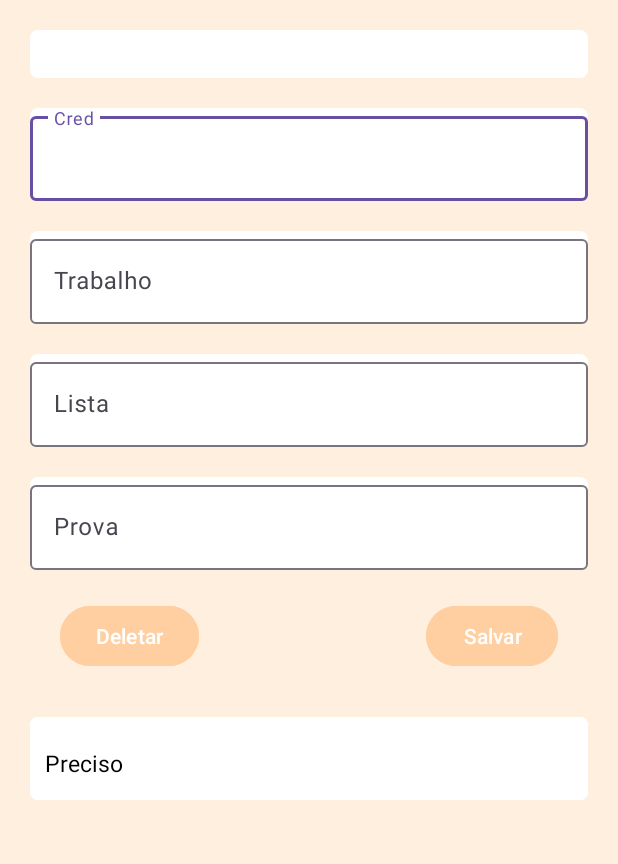
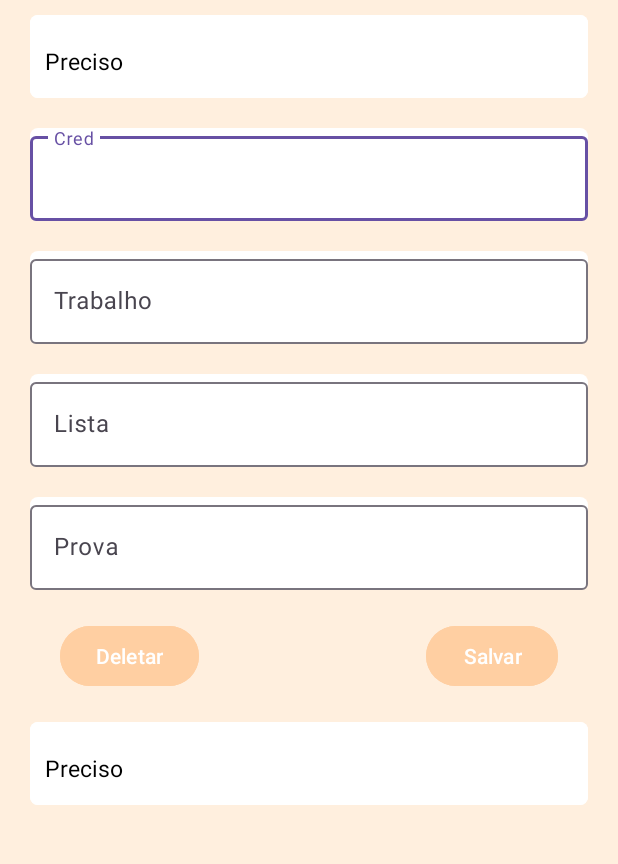
Before and after one commit to VitoriaAyumi/Notas, an Android app: the ControleNotasEditActivity screen opened directly, with no data from a screen before it, on a phone screen of 412 x 824 dp, the part 128-992 px from its top. Run offline under Robolectric (Android 15) with nearby library versions, the phone set to English and light mode, and no system bars; our stand-ins replace Firebase (no records; nobody signed in at launch, a user with empty details on screens opened directly); Roboto replaces fonts that are not available here; 8 statements that could not run were skipped.

Commit message:
Vih 22.11 commitF

```diff
--- a/app/src/main/java/com/example/controlenotas/ControleNotasEditActivity.java
+++ b/app/src/main/java/com/example/controlenotas/ControleNotasEditActivity.java
@@ -6,9 +6,6 @@ import android.graphics.Color;
 import android.os.Bundle;
 import android.util.Log;
 import android.view.View;
-import android.view.ViewGroup;
-import android.widget.ArrayAdapter;
-import android.widget.Spinner;
 import android.widget.TextView;
 import android.widget.Toast;
 
@@ -21,9 +18,7 @@ import com.google.android.gms.tasks.OnSuccessListener;
 import com.google.android.material.button.MaterialButton;
 import com.google.android.material.textfield.TextInputEditText;
 import com.google.firebase.firestore.FirebaseFirestore;
-import com.google.firebase.firestore.QueryDocumentSnapshot;
 
-import java.util.ArrayList;
 import java.util.HashMap;
 import java.util.Map;
 import java.util.Objects;
@@ -37,7 +32,7 @@ public class ControleNotasEditActivity extends AppCompatActivity {
 
         FirebaseFirestore db = FirebaseFirestore.getInstance();
 
-        Spinner nomeMateriaSp = findViewById(R.id.spnomeMateria);
+        TextView nomeMateriaTxt = findViewById(R.id.nomeMateriaTxt); // Alterado para TextView
         TextInputEditText notaCredET = findViewById(R.id.notaCredET);
         TextInputEditText notaTrabET = findViewById(R.id.notaTrabET);
         TextInputEditText notaListaET = findViewById(R.id.notaListaET);
@@ -48,7 +43,7 @@ public class ControleNotasEditActivity extends AppCompatActivity {
         MaterialButton save = findViewById(R.id.save);
         MaterialButton delete = findViewById(R.id.delete);
 
-        carregarMaterias(nomeMateriaSp); // Preencher o Spinner
+        nomeMateriaTxt.setText(App.notas.getNomeMateria());
         notaCredET.setText(App.notas.getCred());
         notaListaET.setText(App.notas.getList());
         notaTrabET.setText(App.notas.getTrab());
@@ -56,39 +51,24 @@ public class ControleNotasEditActivity extends AppCompatActivity {
         notaProvaET.setText(App.notas.getProva());
 
         Log.d("EditNotas", "nomeMateria: " + App.notas.getNomeMateria());
-        Log.d("EditNotas", "notaCred: " + App.notas.getCred());
-        Log.d("EditNotas", "notaLista: " + App.notas.getList());
-        Log.d("EditNotas", "notaTrab: " + App.notas.getTrab());
-        Log.d("EditNotas", "notaPreciso: " + App.notas.getPre());
-        Log.d("EditNotas", "notaProva: " + App.notas.getProva());
 
         delete.setOnClickListener(new View.OnClickListener() {
             @Override
             public void onClick(View v) {
-
                 new AlertDialog.Builder(ControleNotasEditActivity.this)
                     .setTitle("Confirmar Exclusão")
                     .setMessage("Tem certeza que deseja deletar essas notas?")
-                    .setPositiveButton("Sim", new DialogInterface.OnClickListener() {
-                        public void onClick(DialogInterface dialog, int which) {
-
+                    .setPositiveButton("Sim", (dialog, which) -> {
                         db.collection("notas").document(App.notas.getId()).delete()
-                                    .addOnSuccessListener(new OnSuccessListener<Void>() {
-                                        @Override
-                                        public void onSuccess(Void unused) {
+                                .addOnSuccessListener(unused -> {
                                     Toast.makeText(ControleNotasEditActivity.this, "Notas Deletada Com Sucesso!!", Toast.LENGTH_SHORT).show();
                                     Intent resultIntent = new Intent();
                                     setResult(RESULT_OK, resultIntent);
                                     finish();
-                                        }
-                                    }).addOnFailureListener(new OnFailureListener() {
-                                        @Override
-                                        public void onFailure(@NonNull Exception e) {
+                                }).addOnFailureListener(e -> {
                                     Log.e("EditNotas", "Erro Ao Deletar As Notas!!", e);
                                     Toast.makeText(ControleNotasEditActivity.this, "Erro Ao Deletar As Notas!!", Toast.LENGTH_SHORT).show();
-                                        }
                                 });
-                        }
                     })
                     .setNegativeButton("Não", null)
                     .show();
@@ -100,13 +80,14 @@ public class ControleNotasEditActivity extends AppCompatActivity {
                 .setTitle("Confirmar Alteração")
                 .setMessage("Tem certeza que deseja salvar as alterações?")
                 .setPositiveButton("Sim", (dialog, which) -> {
-                    String nomeMateria = nomeMateriaSp.getSelectedItem().toString().trim(); // Matéria selecionada
+
+                    String nomeMateria = App.notas.getNomeMateria(); // Nome da matéria já definido
                     String notaCred = Objects.requireNonNull(notaCredET.getText()).toString().trim();
                     String notaTrab = Objects.requireNonNull(notaTrabET.getText()).toString().trim();
                     String notaList = Objects.requireNonNull(notaListaET.getText()).toString().trim();
                     String notaPro = Objects.requireNonNull(notaProvaET.getText()).toString().trim();
 
-                    if (nomeMateria.isEmpty() || notaCred.isEmpty() || notaTrab.isEmpty() || notaList.isEmpty() || notaPro.isEmpty()) {
+                    if (notaCred.isEmpty() || notaTrab.isEmpty() || notaList.isEmpty() || notaPro.isEmpty()) {
                         Toast.makeText(this, "Por favor, preencha todos os campos!", Toast.LENGTH_SHORT).show();
                         return;
                     }
@@ -118,12 +99,18 @@ public class ControleNotasEditActivity extends AppCompatActivity {
 
                     String notaPreciso = (ntSoma < 6) ? String.valueOf(6 - ntSoma) : "Não precisa de pontos para passar!!!";
 
+                    // Buscar nome do professor no Firestore
                     db.collection("materias").whereEqualTo("nomeMateria", nomeMateria).get()
                             .addOnSuccessListener(queryDocumentSnapshots -> {
+                                String nomeProf = "Desconhecido"; // Valor padrão
                                 if (!queryDocumentSnapshots.isEmpty()) {
-                                String nomeProf = queryDocumentSnapshots.getDocuments().get(0).getString("nomeProf");
-                                if (nomeProf == null) nomeProf = "Desconhecido";
+                                    nomeProf = queryDocumentSnapshots.getDocuments().get(0).getString("nomeProf");
+                                    if (nomeProf == null || nomeProf.isEmpty()) {
+                                        nomeProf = "Desconhecido";
+                                    }
+                                }
 
+                                // Criar mapa de notas para atualizar no Firestore
                                 Map<String, Object> notas = new HashMap<>();
                                 notas.put("nomeMateria", nomeMateria);
                                 notas.put("cred", notaCred);
@@ -133,6 +120,7 @@ public class ControleNotasEditActivity extends AppCompatActivity {
                                 notas.put("prova", notaPro);
                                 notas.put("nomeProf", nomeProf);
 
+                                // Atualizar as notas no Firestore
                                 db.collection("notas").document(App.notas.getId()).update(notas)
                                         .addOnSuccessListener(unused -> {
                                             Toast.makeText(this, "Notas Alteradas Com Sucesso!!", Toast.LENGTH_SHORT).show();
@@ -142,10 +130,9 @@ public class ControleNotasEditActivity extends AppCompatActivity {
                                             Log.e("EditNotas", "Erro ao salvar as notas", e);
                                             Toast.makeText(this, "Erro ao salvar as notas", Toast.LENGTH_SHORT).show();
                                         });
-                            } else {
-                                Toast.makeText(this, "Matéria não encontrada!", Toast.LENGTH_SHORT).show();
-                            }
-                        }).addOnFailureListener(e -> {
+
+                            })
+                            .addOnFailureListener(e -> {
                                 Log.e("EditNotas", "Erro ao buscar o professor", e);
                                 Toast.makeText(this, "Erro ao buscar o professor", Toast.LENGTH_SHORT).show();
                             });
@@ -154,66 +141,6 @@ public class ControleNotasEditActivity extends AppCompatActivity {
                 .show();
         });
 
-
         Log.d("EditNotas", "App.notas.getId(): " + App.notas.getId());
-
-    }
-
-    private void carregarMaterias(Spinner spinner) {
-        FirebaseFirestore db = FirebaseFirestore.getInstance();
-
-        ArrayList<String> materiasAdicionadas = new ArrayList<>();
-
-        db.collection("notas").get().addOnCompleteListener(taskNotas -> {
-            if (taskNotas.isSuccessful()) {
-                for (QueryDocumentSnapshot document : taskNotas.getResult()) {
-                    String nomeMateria = document.getString("nomeMateria");
-                    if (nomeMateria != null) {
-                        materiasAdicionadas.add(nomeMateria);
     }
 }
-
-                db.collection("materias").get().addOnCompleteListener(taskMaterias -> {
-                    if (taskMaterias.isSuccessful()) {
-                        ArrayList<String> listaMaterias = new ArrayList<>();
-
-                        for (QueryDocumentSnapshot document : taskMaterias.getResult()) {
-                            String nomeMateria = document.getString("nomeMateria");
-
-                            if (nomeMateria != null && !materiasAdicionadas.contains(nomeMateria)) {
-                                listaMaterias.add(nomeMateria);
-                            }
-                        }
-
-                        ArrayAdapter<String> adapter = new ArrayAdapter<String>(this, android.R.layout.simple_spinner_item, listaMaterias) {
-                            @Override
-                            public View getDropDownView(int position, View convertView, ViewGroup parent) {
-                                View view = super.getDropDownView(position, convertView, parent);
-                                TextView textView = (TextView) view;
-                                textView.setTextColor(Color.BLACK);
-                                view.setBackgroundColor(Color.WHITE);
-                                return view;
-                            }
-
-                            @Override
-                            public View getView(int position, View convertView, ViewGroup parent) {
-                                View view = super.getView(position, convertView, parent);
-                                TextView textView = (TextView) view;
-                                textView.setTextColor(Color.BLACK);
-                                return view;
-                            }
-                        };
-
-                        adapter.setDropDownViewResource(android.R.layout.simple_spinner_dropdown_item);
-                        spinner.setAdapter(adapter);
-                    } else {
-                        Toast.makeText(this, "Erro ao carregar matérias: " + taskMaterias.getException().getMessage(), Toast.LENGTH_SHORT).show();
-                    }
-                });
-            } else {
-                Toast.makeText(this, "Erro ao carregar notas: " + taskNotas.getException().getMessage(), Toast.LENGTH_SHORT).show();
-            }
-        });
-    }
-
-}
--- a/app/src/main/res/layout/activity_add_notas.xml
+++ b/app/src/main/res/layout/activity_add_notas.xml
@@ -42,7 +42,7 @@
     </FrameLayout>
 
     <Spinner
-        android:id="@+id/spnomeMateria"
+        android:id="@+id/nomeMateriaTxt"
         android:layout_width="match_parent"
         android:layout_height="wrap_content"
         android:layout_below="@id/header"
@@ -56,7 +56,7 @@
         android:id="@+id/notaCredLayout"
         android:layout_width="match_parent"
         android:layout_height="wrap_content"
-        android:layout_below="@id/spnomeMateria"
+        android:layout_below="@id/nomeMateriaTxt"
         android:layout_marginLeft="20dp"
         android:layout_marginRight="20dp"
         android:layout_weight="1"
--- a/app/src/main/res/layout/activity_edit_notas.xml
+++ b/app/src/main/res/layout/activity_edit_notas.xml
@@ -44,23 +44,35 @@
             app:srcCompat="@drawable/img_user" />
     </FrameLayout>
 
-    <Spinner
-        android:id="@+id/spnomeMateria"
+    <com.google.android.material.textfield.TextInputLayout
+        android:id="@+id/nomeMateriaLayout"
         android:layout_width="match_parent"
         android:layout_height="wrap_content"
         android:layout_below="@id/header"
-        android:layout_margin="20dp"
-        android:background="@drawable/rnd_add_edit"
-        android:padding="16dp"
-        android:spinnerMode="dropdown" />
+        android:layout_marginTop="10dp"
+        android:layout_marginHorizontal="20dp"
+        android:layout_marginVertical="10dp"
+        android:background="@drawable/rnd_add_edit">
+
+        <TextView
+            android:id="@+id/nomeMateriaTxt"
+            android:layout_width="match_parent"
+            android:layout_height="55.2dp"
+            android:background="@drawable/rnd_add_edit"
+            android:paddingLeft="10dp"
+            android:paddingTop="20dp"
+            android:text="Preciso"
+            android:textColor="@color/black"
+            android:textSize="15dp" />
+    </com.google.android.material.textfield.TextInputLayout>
 
     <com.google.android.material.textfield.TextInputLayout
         android:id="@+id/notaCredLayout"
         android:layout_width="match_parent"
         android:layout_height="wrap_content"
-        android:layout_below="@id/spnomeMateria"
-        android:layout_marginLeft="20dp"
-        android:layout_marginRight="20dp"
+        android:layout_below="@id/nomeMateriaLayout"
+        android:layout_marginHorizontal="20dp"
+        android:layout_marginVertical="10dp"
         android:layout_weight="1"
         android:background="@drawable/rnd_add_edit"
         android:hint="Cred">
@@ -80,9 +92,8 @@
         android:layout_width="match_parent"
         android:layout_height="wrap_content"
         android:layout_below="@id/notaCredLayout"
-        android:layout_marginLeft="20dp"
-        android:layout_marginTop="20dp"
-        android:layout_marginRight="20dp"
+        android:layout_marginHorizontal="20dp"
+        android:layout_marginVertical="10dp"
         android:layout_weight="1"
         android:background="@drawable/rnd_add_edit"
         android:hint="Trabalho">
@@ -102,9 +113,8 @@
         android:layout_width="match_parent"
         android:layout_height="wrap_content"
         android:layout_below="@id/notaTrabLayout"
-        android:layout_marginLeft="20dp"
-        android:layout_marginTop="20dp"
-        android:layout_marginRight="20dp"
+        android:layout_marginHorizontal="20dp"
+        android:layout_marginVertical="10dp"
         android:layout_weight="1"
         android:background="@drawable/rnd_add_edit"
         android:hint="Lista">
@@ -124,7 +134,8 @@
         android:layout_width="match_parent"
         android:layout_height="wrap_content"
         android:layout_below="@id/notaListaLayout"
-        android:layout_margin="20dp"
+        android:layout_marginHorizontal="20dp"
+        android:layout_marginVertical="10dp"
         android:layout_weight="1"
         android:background="@drawable/rnd_add_edit"
         android:hint="Prova"
@@ -137,7 +148,7 @@
             android:backgroundTint="@color/white"
             android:inputType="numberDecimal"
             android:maxLength="4"
-            android:textColor="@color/black"/>
+            android:textColor="@color/black" />
     </com.google.android.material.textfield.TextInputLayout>
 
     <com.google.android.material.textfield.TextInputLayout
@@ -145,9 +156,8 @@
         android:layout_width="match_parent"
         android:layout_height="wrap_content"
         android:layout_below="@id/save"
-        android:layout_marginLeft="20dp"
-        android:layout_marginTop="30dp"
-        android:layout_marginRight="20dp"
+        android:layout_marginHorizontal="20dp"
+        android:layout_marginTop="10dp"
         android:background="@drawable/rnd_add_edit">
 
         <TextView
@@ -158,8 +168,8 @@
             android:paddingLeft="10dp"
             android:paddingTop="20dp"
             android:text="Preciso"
-            android:textSize="15dp"
-            android:textColor="@color/black"/>
+            android:textColor="@color/black"
+            android:textSize="15dp" />
     </com.google.android.material.textfield.TextInputLayout>
 
     <com.google.android.material.button.MaterialButton
@@ -168,6 +178,7 @@
         android:layout_height="wrap_content"
         android:layout_below="@id/notaProvaLayout"
         android:layout_alignStart="@id/notaProvaLayout"
+        android:layout_marginVertical="10dp"
         android:layout_marginStart="20dp"
         android:backgroundTint="@color/orange_1"
         android:text="Deletar"
@@ -179,7 +190,8 @@
         android:layout_height="wrap_content"
         android:layout_below="@id/notaProvaLayout"
         android:layout_alignEnd="@id/notaProvaLayout"
-        android:layout_marginEnd="20sp"
+        android:layout_marginVertical="10dp"
+        android:layout_marginEnd="20dp"
         android:backgroundTint="@color/orange_1"
         android:text="Salvar" />
 
```
Also changed, not shown: app/src/main/java/com/example/controlenotas/ControleNotasAddActivity.java (+1 -6 lines). Lines whose indentation alone changed are shown as unchanged.
